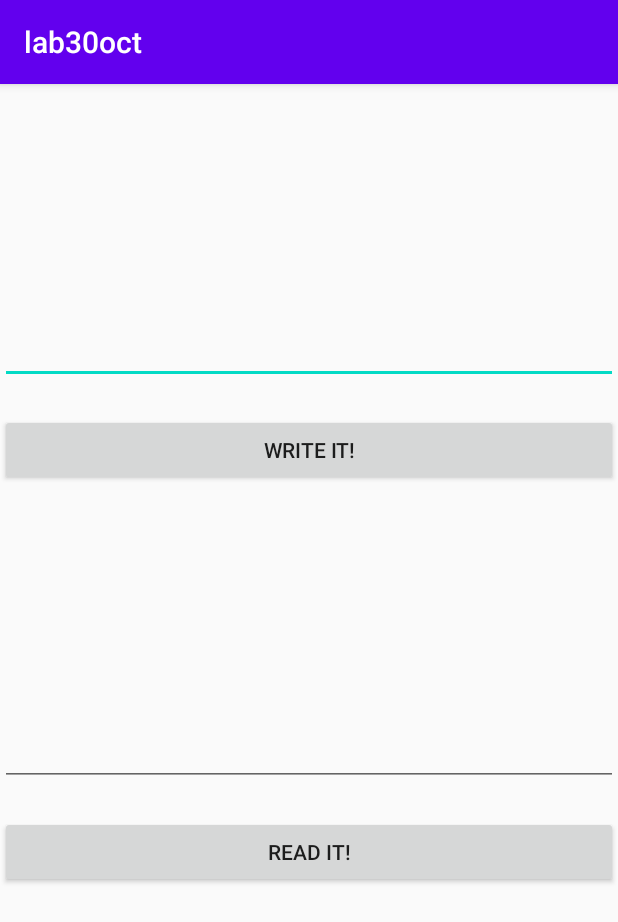
After one commit to Kotrla/sma-teme, an Android app: the ActivityFisiere screen opened directly, with no data from a screen before it, on a phone screen of 412 x 824 dp. The commit adds this screen. Shown: the top 922 px of the screen. Run offline under Robolectric (Android 15) with nearby library versions, the phone set to English and light mode, and no system bars.

Commit message:
terminarea temelor 3 si 5
fully functional temele 3 si 5

```diff
--- a/SMATema-FIREBASE/app20112020/app/src/main/res/layout/activity_main.xml
+++ b/SMATema-FIREBASE/app20112020/app/src/main/res/layout/activity_main.xml
@@ -18,8 +18,7 @@
         android:layout_marginTop="70dp"
         android:id="@+id/edPw"
         android:layout_width="match_parent"
-        android:layout_height="60dp"
-        tools:ignore="UnknownId"></EditText>
+        android:layout_height="60dp"></EditText>
     <Button
         android:text="log in"
         android:layout_centerHorizontal="true"
--- a/SMATema-FIREBASE/app20112020/app/src/main/res/layout/activity_register.xml
+++ b/SMATema-FIREBASE/app20112020/app/src/main/res/layout/activity_register.xml
@@ -6,12 +6,6 @@
     android:layout_height="match_parent"
     tools:context=".RegisterActivity">
 
-    <EditText
-        android:hint="name"
-        android:layout_alignParentTop="true"
-        android:id="@+id/edNameReg"
-        android:layout_width="match_parent"
-        android:layout_height="60dp"></EditText>
 
     <EditText
         android:hint="emailReg"
--- a/lab3Tema-ROoOm Database/lab30oct/app/src/main/AndroidManifest.xml
+++ b/lab3Tema-ROoOm Database/lab30oct/app/src/main/AndroidManifest.xml
@@ -12,7 +12,8 @@
         android:roundIcon="@mipmap/ic_launcher_round"
         android:supportsRtl="true"
         android:theme="@style/AppTheme">
-        <activity android:name=".HomeScreen"></activity>
+        <activity android:name=".ActivityFisiere"></activity>
+        <activity android:name=".HomeScreen" />
         <activity android:name=".Login" />
         <activity android:name=".MainActivity">
             <intent-filter>
--- /dev/null
+++ b/lab3Tema-ROoOm Database/lab30oct/app/src/main/java/com/example/lab30oct/ActivityFisiere.java
@@ -0,0 +1,103 @@
+package com.example.lab30oct;
+
+import androidx.appcompat.app.AppCompatActivity;
+
+import android.content.Context;
+import android.os.Bundle;
+import android.os.Environment;
+import android.util.Log;
+import android.view.View;
+import android.widget.Button;
+import android.widget.EditText;
+
+import java.io.BufferedReader;
+import java.io.BufferedWriter;
+import java.io.File;
+import java.io.FileNotFoundException;
+import java.io.FileOutputStream;
+import java.io.FileReader;
+import java.io.FileWriter;
+import java.io.IOException;
+import java.io.InputStream;
+import java.io.InputStreamReader;
+import java.io.OutputStreamWriter;
+
+public class ActivityFisiere extends AppCompatActivity {
+
+    EditText editTextAfWrite, editTextAfRead;
+    Button buttonAfWrite, buttonAfRead;
+
+
+    @Override
+    protected void onCreate(Bundle savedInstanceState) {
+        super.onCreate(savedInstanceState);
+        setContentView(R.layout.activity_fisiere);
+        editTextAfWrite = findViewById(R.id.editTextAfWrite);
+        editTextAfRead = findViewById(R.id.editTextAfRead);
+        buttonAfWrite = findViewById(R.id.buttonAfWrite);
+        buttonAfRead = findViewById(R.id.buttonAfRead);
+
+        buttonAfWrite.setOnClickListener(new View.OnClickListener() {
+            @Override
+            public void onClick(View v) {
+                String strToWrite = editTextAfWrite.getText().toString();
+                writeToFile(strToWrite, ActivityFisiere.this);
+
+
+            }
+        });
+
+        buttonAfRead.setOnClickListener(new View.OnClickListener() {
+            @Override
+            public void onClick(View v) {
+
+               String read = readFromFile(ActivityFisiere.this);
+                editTextAfRead.setText(read);
+            }
+        });
+
+
+    }
+
+
+    private void writeToFile(String data,Context context) {
+        try {
+            OutputStreamWriter outputStreamWriter = new OutputStreamWriter(context.openFileOutput("config.txt", Context.MODE_PRIVATE));
+            outputStreamWriter.write(data);
+            outputStreamWriter.close();
+        }
+        catch (IOException e) {
+            Log.e("Exception", "File write failed: " + e.toString());
+        }
+    }
+    private String readFromFile(Context context) {
+
+        String ret = "";
+
+        try {
+            InputStream inputStream = context.openFileInput("config.txt");
+
+            if ( inputStream != null ) {
+                InputStreamReader inputStreamReader = new InputStreamReader(inputStream);
+                BufferedReader bufferedReader = new BufferedReader(inputStreamReader);
+                String receiveString = "";
+                StringBuilder stringBuilder = new StringBuilder();
+
+                while ( (receiveString = bufferedReader.readLine()) != null ) {
+                    stringBuilder.append("\n").append(receiveString);
+                }
+
+                inputStream.close();
+                ret = stringBuilder.toString();
+            }
+        }
+        catch (FileNotFoundException e) {
+            Log.e("login activity", "File not found: " + e.toString());
+        } catch (IOException e) {
+            Log.e("login activity", "Can not read file: " + e.toString());
+        }
+
+        return ret;
+    }
+
+}
--- /dev/null
+++ b/lab3Tema-ROoOm Database/lab30oct/app/src/main/java/com/example/lab30oct/config.txt
@@ -0,0 +1 @@
+king
--- /dev/null
+++ b/lab3Tema-ROoOm Database/lab30oct/app/src/main/res/layout/activity_fisiere.xml
@@ -0,0 +1,41 @@
+<?xml version="1.0" encoding="utf-8"?>
+<LinearLayout xmlns:android="http://schemas.android.com/apk/res/android"
+    xmlns:app="http://schemas.android.com/apk/res-auto"
+    xmlns:tools="http://schemas.android.com/tools"
+    android:layout_width="match_parent"
+    android:layout_height="match_parent"
+    android:orientation="vertical"
+    tools:context=".ActivityFisiere">
+
+
+
+    <EditText
+        android:layout_marginTop="50dp"
+        android:layout_width="match_parent"
+        android:layout_height="150dp"
+        android:id="@+id/editTextAfWrite"
+        />
+
+    <Button
+        android:layout_marginTop="20dp"
+        android:layout_width="match_parent"
+        android:layout_height="wrap_content"
+        android:id="@+id/buttonAfWrite"
+        android:text="write it!"
+        ></Button>
+    <EditText
+        android:layout_marginTop="50dp"
+        android:layout_width="match_parent"
+        android:layout_height="150dp"
+        android:id="@+id/editTextAfRead"
+        />
+
+    <Button
+        android:layout_marginTop="20dp"
+        android:layout_width="match_parent"
+        android:layout_height="wrap_content"
+        android:id="@+id/buttonAfRead"
+        android:text="read it!"
+        ></Button>
+
+</LinearLayout>
```
Also changed, not shown: SMATema-FIREBASE/app20112020/app/build.gradle (+5 -4 lines), SMATema-FIREBASE/app20112020/app/src/main/AndroidManifest.xml (+5 -6 lines), SMATema-FIREBASE/app20112020/app/src/main/java/com/example/app20112020/MainActivity.java (+21 -19 lines), SMATema-FIREBASE/app20112020/app/src/main/java/com/example/app20112020/MainActivity2.java (added, +106 -0 lines), SMATema-FIREBASE/app20112020/app/src/main/java/com/example/app20112020/RegisterActivity.java (+33 -49 lines), SMATema-FIREBASE/app20112020/app/src/main/java/com/example/app20112020/activity_1_post_login.java (+64 -98 lines), SMATema-FIREBASE/app20112020/app/src/main/res/layout/activity_1_post_login.xml (+13 -17 lines), SMATema-FIREBASE/app20112020/app/src/main/res/layout/activity_main2.xml (added, +23 -0 lines), SMATema-FIREBASE/app20112020/app/src/main/res/layout/list_item.xml (added, +7 -0 lines), lab3Tema-ROoOm Database/lab30oct/app/src/main/java/com/example/lab30oct/HomeScreen.java (+18 -1 lines), lab3Tema-ROoOm Database/lab30oct/app/src/main/java/com/example/lab30oct/Login.java (+14 -0 lines), lab3Tema-ROoOm Database/lab30oct/app/src/main/res/layout/activity_home_screen.xml (+8 -0 lines), 2 other files.
